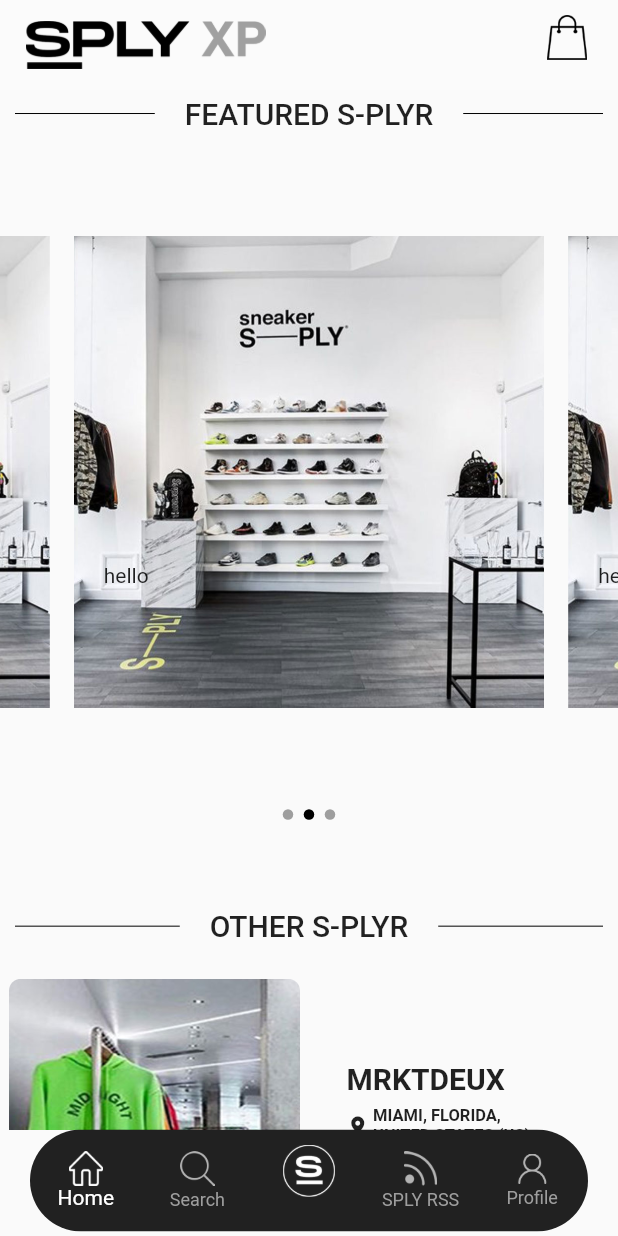
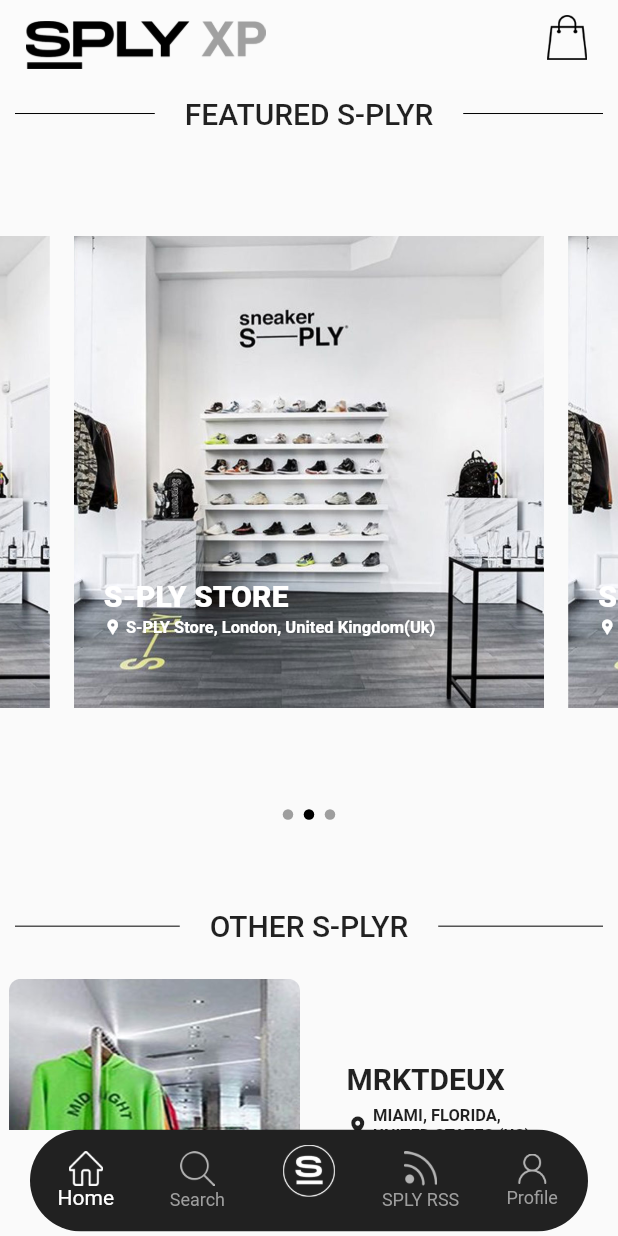
Before and after one commit to ZohaibAlvi98/appFrontend, a Flutter app: the Splyrs screen opened directly, scrolled down 576 dp, on a phone screen of 412 x 824 dp. Run offline on Flutter 3.47's test engine with Material 2 defaults, Android fonts, the phone set to English and light mode, and no system bars; drawn by our look-alikes of carousel_slider; our stand-ins replace chewie, image_picker, video_player; missing offline and left inert: dart:ffi.

Commit message:
added fixes

```diff
--- a/lib/views/s-plyrs/splyrs-main.dart
+++ b/lib/views/s-plyrs/splyrs-main.dart
@@ -106,7 +106,7 @@ class _SplyrsState extends State<Splyrs> {
                     height: 50,
                   ),
                   SizedBox(
-                    height: 45,
+                    height: width < 400 ? 62 : 45,
                   ),
                   Heading(context, 'FEATURED S-PLYR'),
                   CarouselWithTextDots(
--- a/lib/views/tv/tv-main.dart
+++ b/lib/views/tv/tv-main.dart
@@ -112,7 +112,7 @@ class _TvState extends State<Tv> {
                     ),
                     Heading(context, 'S-PLY TV'),
                     SizedBox(
-                        height: 240,
+                        height: width < 400 ? 230 : 240,
                         child: VideoList(
                             thumbnail: thumbnail, videoUrl: videoUrl)),
 
--- a/lib/widgets/carousels.dart
+++ b/lib/widgets/carousels.dart
@@ -124,8 +124,57 @@ class _CarouselWithTextDotsState extends State<CarouselWithTextDots> {
                               image: AssetImage(i), fit: BoxFit.fitWidth)),
                     ),
                     Padding(
-                      padding: EdgeInsets.only(top: 280, left: 20),
-                      child: Text('hello'),
+                      padding: EdgeInsets.only(top: 290, left: 20),
+                      child: Stack(
+                        children: [
+                          Text(
+                            'S-PLY STORE',
+                            style: TextStyle(
+                                fontSize: 20,
+                                color: Colors.white,
+                                fontWeight: FontWeight.w900),
+                          ),
+                          Padding(
+                              padding: EdgeInsets.only(top: 26),
+                              child: Column(
+                                crossAxisAlignment: CrossAxisAlignment.start,
+                                children: [
+                                  Row(
+                                    children: [
+                                      Icon(
+                                        Icons.location_pin,
+                                        color: Colors.white,
+                                        size: 12,
+                                      ),
+                                      Text(
+                                        ' S-PLY Store, London, United Kingdom(Uk)',
+                                        style: TextStyle(
+                                            fontSize: width < 400 ? 8 : 11,
+                                            fontWeight: FontWeight.w700,
+                                            color: Colors.white),
+                                      ),
+                                    ],
+                                  ),
+                                  // Padding(
+                                  //   padding: width < 400
+                                  //       ? EdgeInsets.only(
+                                  //           top: 6, left: 7, right: 5)
+                                  //       : EdgeInsets.only(
+                                  //           top: 10, left: 7, right: 5),
+                                  //   child: Text(
+                                  //     'Lorem ipsum is a placeholder text commonly used to demonstrate the visual form of a document.',
+                                  //     style: TextStyle(
+                                  //         fontSize:
+                                  //             width < 400 ? 9 : 13,
+                                  //         color: Colors.grey[600],
+                                  //         fontWeight: FontWeight.w800,
+                                  //         height: 1.15),
+                                  //   ),
+                                  // )
+                                ],
+                              ))
+                        ],
+                      ),
                     )
                   ],
                 ),
--- a/lib/widgets/horizontalList.dart
+++ b/lib/widgets/horizontalList.dart
@@ -165,7 +165,7 @@ Widget sneakerListWith3(context, img, color) {
             ),
             Padding(
               padding: width < 400
-                  ? EdgeInsets.only(right: 25.0)
+                  ? EdgeInsets.only(right: 15.0)
                   : EdgeInsets.only(right: 30.0),
               child: Text(
                 'AIR JORDAN 1 MID\n\"SISTERHOOD\"',
@@ -173,7 +173,7 @@ Widget sneakerListWith3(context, img, color) {
               ),
             ),
             Padding(
-              padding: EdgeInsets.only(top: 10, right: 85),
+              padding: EdgeInsets.only(top: 10, right: 80),
               child: Text('\$ 400.00'),
             ),
           ],
--- a/lib/widgets/videoList.dart
+++ b/lib/widgets/videoList.dart
@@ -212,11 +212,13 @@ class _VideoListState extends State<VideoList> {
             ),
             Padding(
               padding: width < 400
-                  ? EdgeInsets.only(top: 5, right: 15.0)
+                  ? EdgeInsets.only(top: 5, right: 20.0)
                   : EdgeInsets.only(top: 6, right: 40.0),
               child: Text(
                 'S-PLY Store Items',
-                style: TextStyle(fontSize: 15, fontWeight: FontWeight.bold),
+                style: TextStyle(
+                    fontSize: width < 400 ? 12 : 15,
+                    fontWeight: FontWeight.bold),
               ),
             ),
             Padding(
```
Also changed, not shown: lib/views/search.dart (+2 -7 lines), lib/views/sneakers/sneakers-main.dart (+16 -10 lines), pubspec.yaml (line endings or trailing spaces), 6 other files.
